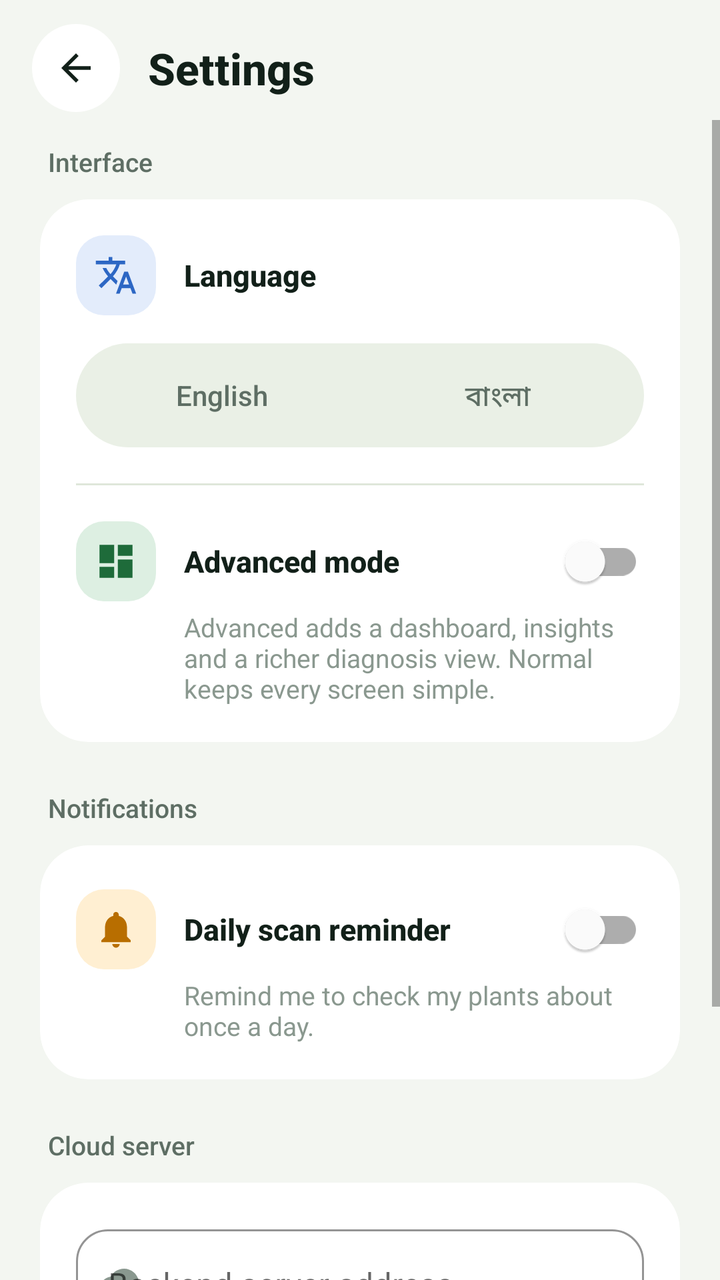
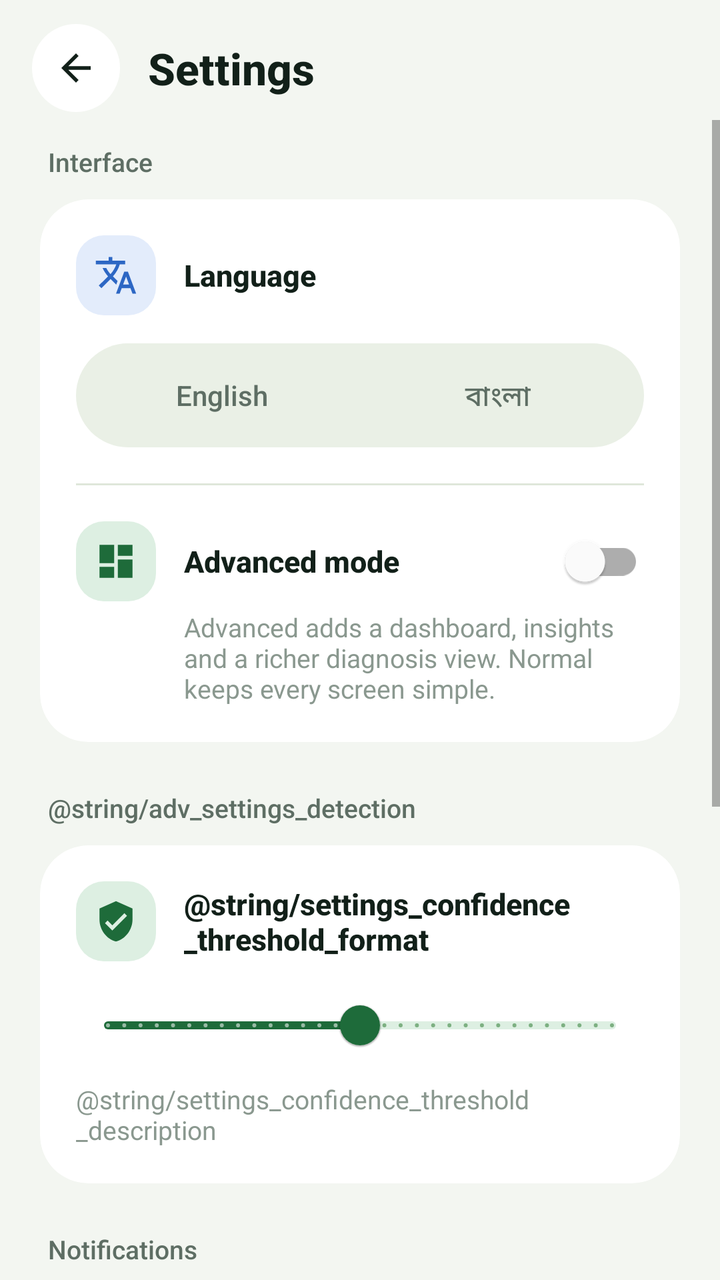

Two renders of the same Android screen: before a commit and after it. Below are the layout's source before the change and the commit's diff.
<!-- AndroidManifest.xml: application theme Theme.Cropora -->
<!-- res/layout/activity_settings_advanced.xml -->
<?xml version="1.0" encoding="utf-8"?>
<LinearLayout xmlns:android="http://schemas.android.com/apk/res/android"
    xmlns:app="http://schemas.android.com/apk/res-auto"
    android:layout_width="match_parent"
    android:layout_height="match_parent"
    android:background="@color/adv_bg"
    android:orientation="vertical">

    
    <LinearLayout
        android:layout_width="match_parent"
        android:layout_height="wrap_content"
        android:gravity="center_vertical"
        android:orientation="horizontal"
        android:paddingStart="16dp"
        android:paddingTop="12dp"
        android:paddingEnd="16dp"
        android:paddingBottom="4dp">

        <com.google.android.material.button.MaterialButton
            android:id="@+id/advBack"
            style="@style/Widget.Cropora.Adv.IconButton"
            android:layout_width="44dp"
            android:layout_height="44dp"
            android:contentDescription="@string/adv_back"
            app:icon="@drawable/adv_ic_back" />

        <TextView
            android:id="@+id/textSettingsTitle"
            style="@style/AdvText.Title"
            android:layout_width="0dp"
            android:layout_height="wrap_content"
            android:layout_marginStart="14dp"
            android:layout_weight="1"
            android:accessibilityHeading="true"
            android:text="@string/settings_title" />
    </LinearLayout>

    <ScrollView
        android:layout_width="match_parent"
        android:layout_height="0dp"
        android:layout_weight="1">

        <LinearLayout
            android:layout_width="match_parent"
            android:layout_height="wrap_content"
            android:orientation="vertical"
            android:paddingStart="20dp"
            android:paddingTop="12dp"
            android:paddingEnd="20dp"
            android:paddingBottom="24dp">

            
            <TextView
                style="@style/AdvText.Label"
                android:layout_width="wrap_content"
                android:layout_height="wrap_content"
                android:layout_marginStart="4dp"
                android:accessibilityHeading="true"
                android:text="@string/adv_settings_interface" />

            <com.google.android.material.card.MaterialCardView
                style="@style/Widget.Cropora.Adv.Card"
                android:layout_width="match_parent"
                android:layout_height="wrap_content"
                android:layout_marginTop="10dp">

                <LinearLayout
                    android:layout_width="match_parent"
                    android:layout_height="wrap_content"
                    android:orientation="vertical"
                    android:padding="18dp">

                    
                    <LinearLayout
                        android:layout_width="match_parent"
                        android:layout_height="wrap_content"
                        android:gravity="center_vertical"
                        android:orientation="horizontal">

                        <FrameLayout
                            android:layout_width="40dp"
                            android:layout_height="40dp"
                            android:background="@drawable/adv_bg_icon_badge"
                            android:backgroundTint="@color/adv_info_soft">

                            <ImageView
                                android:layout_width="22dp"
                                android:layout_height="22dp"
                                android:layout_gravity="center"
                                android:importantForAccessibility="no"
                                android:src="@drawable/adv_ic_translate"
                                app:tint="@color/adv_info" />
                        </FrameLayout>

                        <TextView
                            style="@style/AdvText"
                            android:layout_width="0dp"
                            android:layout_height="wrap_content"
                            android:layout_marginStart="14dp"
                            android:layout_weight="1"
                            android:fontFamily="sans-serif-medium"
                            android:text="@string/settings_language"
                            android:textSize="15sp"
                            android:textStyle="bold" />
                    </LinearLayout>

                    <RadioGroup
                        android:id="@+id/groupLanguage"
                        android:layout_width="match_parent"
                        android:layout_height="wrap_content"
                        android:layout_marginTop="14dp"
                        android:background="@drawable/adv_bg_segment_track"
                        android:orientation="horizontal"
                        android:padding="4dp">

                        <RadioButton
                            android:id="@+id/radioEnglish"
                            style="@style/Widget.Cropora.Adv.Segment"
                            android:layout_width="0dp"
                            android:layout_height="wrap_content"
                            android:layout_weight="1"
                            android:text="@string/language_english" />

                        <RadioButton
                            android:id="@+id/radioBangla"
                            style="@style/Widget.Cropora.Adv.Segment"
                            android:layout_width="0dp"
                            android:layout_height="wrap_content"
                            android:layout_weight="1"
                            android:text="@string/language_bangla" />
                    </RadioGroup>

                    <View
                        android:layout_width="match_parent"
                        android:layout_height="1dp"
                        android:layout_marginTop="18dp"
                        android:layout_marginBottom="14dp"
                        android:background="@color/adv_stroke" />

                    
                    <LinearLayout
                        android:layout_width="match_parent"
                        android:layout_height="wrap_content"
                        android:gravity="center_vertical"
                        android:orientation="horizontal">

                        <FrameLayout
                            android:layout_width="40dp"
                            android:layout_height="40dp"
                            android:background="@drawable/adv_bg_icon_badge"
                            android:backgroundTint="@color/adv_primary_soft">

                            <ImageView
                                android:layout_width="22dp"
                                android:layout_height="22dp"
                                android:layout_gravity="center"
                                android:importantForAccessibility="no"
                                android:src="@drawable/adv_ic_dashboard"
                                app:tint="@color/adv_primary" />
                        </FrameLayout>

                        <com.google.android.material.switchmaterial.SwitchMaterial
                            android:id="@+id/switchAdvancedMode"
                            android:layout_width="0dp"
                            android:layout_height="wrap_content"
                            android:layout_marginStart="14dp"
                            android:layout_weight="1"
                            android:fontFamily="sans-serif-medium"
                            android:minHeight="48dp"
                            android:text="@string/settings_advanced_mode"
                            android:textColor="@color/adv_ink"
                            android:textSize="15sp"
                            android:textStyle="bold" />
                    </LinearLayout>

                    <TextView
                        style="@style/AdvText.Caption"
                        android:layout_width="match_parent"
                        android:layout_height="wrap_content"
                        android:layout_marginStart="54dp"
                        android:text="@string/visual_mode_description"
                        android:textSize="13sp" />
                </LinearLayout>
            </com.google.android.material.card.MaterialCardView>

            
            <TextView
                style="@style/AdvText.Label"
                android:layout_width="wrap_content"
                android:layout_height="wrap_content"
                android:layout_marginStart="4dp"
                android:layout_marginTop="24dp"
                android:accessibilityHeading="true"
                android:text="@string/adv_settings_notifications" />

            <com.google.android.material.card.MaterialCardView
                style="@style/Widget.Cropora.Adv.Card"
                android:layout_width="match_parent"
                android:layout_height="wrap_content"
                android:layout_marginTop="10dp">

                <LinearLayout
                    android:layout_width="match_parent"
                    android:layout_height="wrap_content"
                    android:orientation="vertical"
                    android:padding="18dp">

                    <LinearLayout
                        android:layout_width="match_parent"
                        android:layout_height="wrap_content"
                        android:gravity="center_vertical"
                        android:orientation="horizontal">

                        <FrameLayout
                            android:layout_width="40dp"
                            android:layout_height="40dp"
                            android:background="@drawable/adv_bg_icon_badge"
                            android:backgroundTint="@color/adv_warn_soft">

                            <ImageView
                                android:layout_width="22dp"
                                android:layout_height="22dp"
                                android:layout_gravity="center"
                                android:importantForAccessibility="no"
                                android:src="@drawable/adv_ic_bell"
                                app:tint="@color/adv_warn" />
                        </FrameLayout>

                        <com.google.android.material.switchmaterial.SwitchMaterial
                            android:id="@+id/switchScanReminders"
                            android:layout_width="0dp"
                            android:layout_height="wrap_content"
                            android:layout_marginStart="14dp"
                            android:layout_weight="1"
                            android:fontFamily="sans-serif-medium"
                            android:minHeight="48dp"
                            android:text="@string/settings_scan_reminders"
                            android:textColor="@color/adv_ink"
                            android:textSize="15sp"
                            android:textStyle="bold" />
                    </LinearLayout>

                    <TextView
                        style="@style/AdvText.Caption"
                        android:layout_width="match_parent"
                        android:layout_height="wrap_content"
                        android:layout_marginStart="54dp"
                        android:text="@string/settings_scan_reminders_description"
                        android:textSize="13sp" />
                </LinearLayout>
            </com.google.android.material.card.MaterialCardView>

            
            <TextView
                style="@style/AdvText.Label"
                android:layout_width="wrap_content"
                android:layout_height="wrap_content"
                android:layout_marginStart="4dp"
                android:layout_marginTop="24dp"
                android:accessibilityHeading="true"
                android:text="@string/adv_settings_server" />

            <com.google.android.material.card.MaterialCardView
                style="@style/Widget.Cropora.Adv.Card"
                android:layout_width="match_parent"
                android:layout_height="wrap_content"
                android:layout_marginTop="10dp">

                <LinearLayout
                    android:layout_width="match_parent"
                    android:layout_height="wrap_content"
                    android:orientation="vertical"
                    android:padding="18dp">

                    <com.google.android.material.textfield.TextInputLayout
                        style="@style/Widget.MaterialComponents.TextInputLayout.OutlinedBox"
                        android:layout_width="match_parent"
                        android:layout_height="wrap_content"
                        android:hint="@string/server_url_label"
                        app:boxCornerRadiusBottomEnd="16dp"
                        app:boxCornerRadiusBottomStart="16dp"
                        app:boxCornerRadiusTopEnd="16dp"
                        app:boxCornerRadiusTopStart="16dp"
                        app:boxStrokeColor="@color/adv_primary"
                        app:hintTextColor="@color/adv_primary"
                        app:placeholderText="@string/server_url_hint"
                        app:startIconDrawable="@drawable/adv_ic_cloud"
                        app:startIconTint="@color/adv_ink_faint">

                        <com.google.android.material.textfield.TextInputEditText
                            android:id="@+id/editServerUrl"
                            android:layout_width="match_parent"
                            android:layout_height="wrap_content"
                            android:imeOptions="actionDone"
                            android:inputType="textUri"
                            android:maxLines="1"
                            android:textColor="@color/adv_ink" />
                    </com.google.android.material.textfield.TextInputLayout>

                    <com.google.android.material.button.MaterialButton
                        android:id="@+id/buttonSaveServerUrl"
                        style="@style/Widget.Cropora.Adv.Button"
                        android:layout_width="match_parent"
                        android:layout_height="wrap_content"
                        android:layout_marginTop="14dp"
                        android:minHeight="52dp"
                        android:text="@string/save_server_url" />
                </LinearLayout>
            </com.google.android.material.card.MaterialCardView>

            <TextView
                android:id="@+id/advSettingsVersion"
                style="@style/AdvText.Caption"
                android:layout_width="match_parent"
                android:layout_height="wrap_content"
                android:layout_marginTop="24dp"
                android:gravity="center" />
        </LinearLayout>
    </ScrollView>
</LinearLayout>
<!-- resources referenced by this layout -->
<resources>
  <color name="adv_bg">#F3F6F1</color>
  <color name="adv_info">#2D67C4</color>
  <color name="adv_info_soft">#E3ECFB</color>
  <color name="adv_ink">#122019</color>
  <color name="adv_ink_faint">#8A988F</color>
  <color name="adv_primary">#1E6B3A</color>
  <color name="adv_primary_soft">#DDEFE2</color>
  <color name="adv_stroke">#DFE7DA</color>
  <color name="adv_warn">#B86E00</color>
  <color name="adv_warn_soft">#FFEFD2</color>
  <!-- drawable adv_bg_icon_badge (drawable) -->
  <?xml version="1.0" encoding="utf-8"?>
  <shape xmlns:android="http://schemas.android.com/apk/res/android"
      android:shape="rectangle">
      <solid android:color="@color/white" />
      <corners android:radius="14dp" />
  </shape>
  <!-- drawable adv_bg_segment_track (drawable) -->
  <?xml version="1.0" encoding="utf-8"?>
  <shape xmlns:android="http://schemas.android.com/apk/res/android"
      android:shape="rectangle">
      <solid android:color="@color/adv_surface_muted" />
      <corners android:radius="100dp" />
  </shape>
  <string name="adv_back">Back</string>
  <string name="adv_settings_interface">Interface</string>
  <string name="adv_settings_notifications">Notifications</string>
  <string name="adv_settings_server">Cloud server</string>
  <string name="language_bangla" translatable="false">বাংলা</string>
  <string name="language_english" translatable="false">English</string>
  <string name="save_server_url">Save</string>
  <string name="server_url_hint">https://your-server.example.com/</string>
  <string name="server_url_label">Backend server address</string>
  <string name="settings_advanced_mode">Advanced mode</string>
  <string name="settings_language">Language</string>
  <string name="settings_scan_reminders">Daily scan reminder</string>
  <string name="settings_scan_reminders_description">Remind me to check my plants about once a day.</string>
  <string name="settings_title">Settings</string>
  <string name="visual_mode_description">Advanced adds a dashboard, insights and a richer diagnosis view. Normal keeps every screen simple.</string>
  <style name="AdvText">
          <item name="android:fontFamily">sans-serif</item>
          <item name="android:textColor">@color/adv_ink</item>
          <item name="android:textSize">14sp</item>
      </style>
  <style name="AdvText.Caption">
          <item name="android:textColor">@color/adv_ink_faint</item>
          <item name="android:textSize">12sp</item>
      </style>
  <style name="AdvText.Label">
          <item name="android:fontFamily">sans-serif-medium</item>
          <item name="android:textColor">@color/adv_ink_soft</item>
          <item name="android:textSize">13sp</item>
      </style>
  <style name="AdvText.Title">
          <item name="android:fontFamily">sans-serif-medium</item>
          <item name="android:textSize">22sp</item>
          <item name="android:textStyle">bold</item>
      </style>
  <style name="Widget.Cropora.Adv.Card" parent="Widget.MaterialComponents.CardView">
          <item name="cardCornerRadius">24dp</item>
          <item name="cardElevation">0dp</item>
          <item name="cardBackgroundColor">@color/adv_surface</item>
          <item name="strokeWidth">0dp</item>
      </style>
  <color name="white">#FFFFFF</color>
  <color name="adv_surface_muted">#EAF0E6</color>
  <color name="adv_ink_soft">#5E6E64</color>
  <color name="adv_surface">#FFFFFF</color>
  <color name="leaf_green">#2E7D32</color>
  <color name="leaf_green_dark">#1B5E20</color>
  <color name="screen_background">#F7FAF4</color>
  <!-- unchanged entries left out for length: 10 -->
</resources>

<!-- the commit's change to res/layout/activity_settings_advanced.xml (unified diff, before → after) -->
@@ -192,6 +192,85 @@
                 android:layout_marginStart="4dp"
                 android:layout_marginTop="24dp"
                 android:accessibilityHeading="true"
+                android:text="@string/adv_settings_detection" />
+
+            <com.google.android.material.card.MaterialCardView
+                style="@style/Widget.Cropora.Adv.Card"
+                android:layout_width="match_parent"
+                android:layout_height="wrap_content"
+                android:layout_marginTop="10dp">
+
+                <LinearLayout
+                    android:layout_width="match_parent"
+                    android:layout_height="wrap_content"
+                    android:orientation="vertical"
+                    android:padding="18dp">
+
+                    <LinearLayout
+                        android:layout_width="match_parent"
+                        android:layout_height="wrap_content"
+                        android:gravity="center_vertical"
+                        android:orientation="horizontal">
+
+                        <FrameLayout
+                            android:layout_width="40dp"
+                            android:layout_height="40dp"
+                            android:background="@drawable/adv_bg_icon_badge"
+                            android:backgroundTint="@color/adv_primary_soft">
+
+                            <ImageView
+                                android:layout_width="22dp"
+                                android:layout_height="22dp"
+                                android:layout_gravity="center"
+                                android:importantForAccessibility="no"
+                                android:src="@drawable/adv_ic_shield"
+                                app:tint="@color/adv_primary" />
+                        </FrameLayout>
+
+                        <TextView
+                            android:id="@+id/textConfidenceThresholdValue"
+                            style="@style/AdvText"
+                            android:layout_width="0dp"
+                            android:layout_height="wrap_content"
+                            android:layout_marginStart="14dp"
+                            android:layout_weight="1"
+                            android:fontFamily="sans-serif-medium"
+                            android:text="@string/settings_confidence_threshold_format"
+                            android:textSize="15sp"
+                            android:textStyle="bold" />
+                    </LinearLayout>
+
+                    <com.google.android.material.slider.Slider
+                        android:id="@+id/sliderConfidenceThreshold"
+                        android:layout_width="match_parent"
+                        android:layout_height="wrap_content"
+                        android:layout_marginTop="8dp"
+                        android:stepSize="1"
+                        android:value="50"
+                        android:valueFrom="5"
+                        android:valueTo="95"
+                        app:thumbColor="@color/adv_primary"
+                        app:trackColorActive="@color/adv_primary"
+                        app:trackColorInactive="@color/adv_primary_soft" />
+
+                    <TextView
+                        style="@style/AdvText.Caption"
+                        android:layout_width="match_parent"
+                        android:layout_height="wrap_content"
+                        android:layout_marginTop="4dp"
+                        android:text="@string/settings_confidence_threshold_description"
+                        android:textSize="13sp" />
+                </LinearLayout>
+            </com.google.android.material.card.MaterialCardView>
+
+            
+            <TextView
+                style="@style/AdvText.Label"
+                android:layout_width="wrap_content"
+                android:layout_height="wrap_content"
+                android:layout_marginStart="4dp"
+                android:layout_marginTop="24dp"
+                android:accessibilityHeading="true"
                 android:text="@string/adv_settings_notifications" />
 
             <com.google.android.material.card.MaterialCardView
<!-- resource entries referenced after the edit -->
@@ -24,6 +24,16 @@
       <solid android:color="@color/adv_surface_muted" />
       <corners android:radius="100dp" />
   </shape>
+  <!-- drawable adv_ic_shield (drawable) -->
+  <vector xmlns:android="http://schemas.android.com/apk/res/android"
+      android:width="24dp"
+      android:height="24dp"
+      android:viewportWidth="24"
+      android:viewportHeight="24">
+      <path
+          android:fillColor="#FFFFFFFF"
+          android:pathData="M12,1L3,5v6c0,5.55 3.84,10.74 9,12 5.16,-1.26 9,-6.45 9,-12V5l-9,-4zM10,17l-4,-4 1.41,-1.41L10,14.17l6.59,-6.59L18,9l-8,8z" />
+  </vector>
   <string name="adv_back">Back</string>
   <string name="adv_settings_interface">Interface</string>
   <string name="adv_settings_notifications">Notifications</string>
